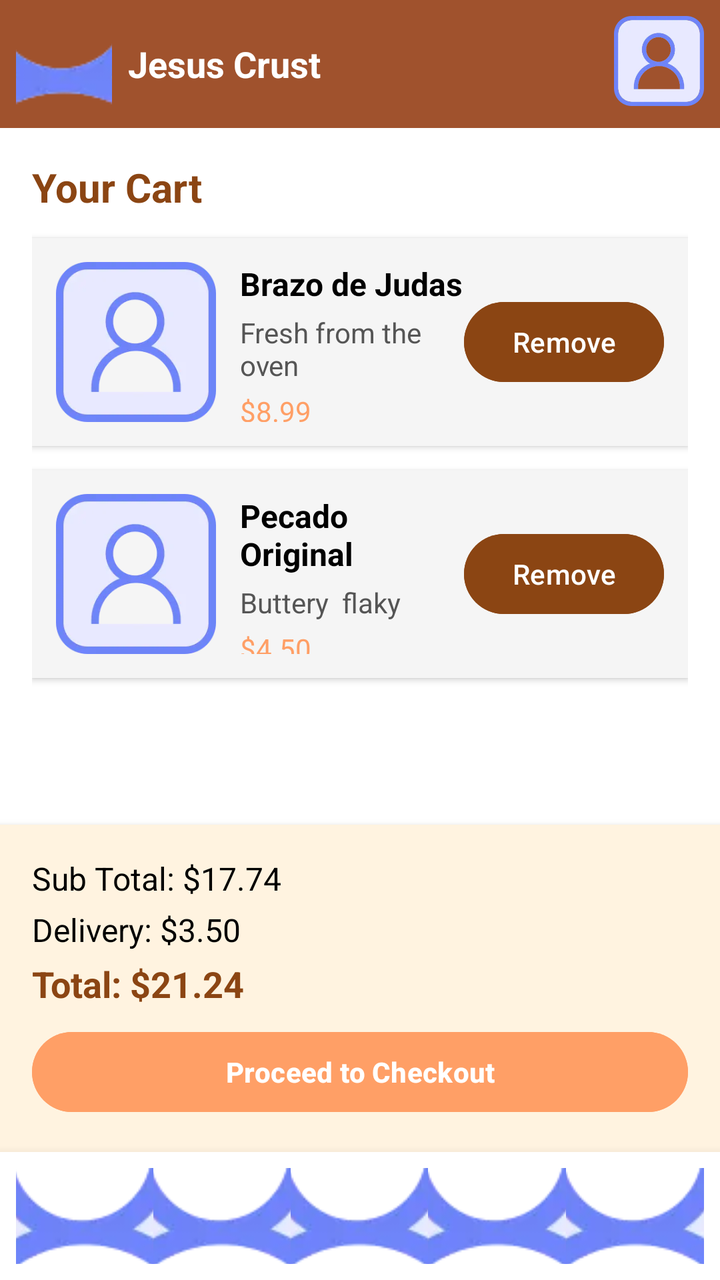
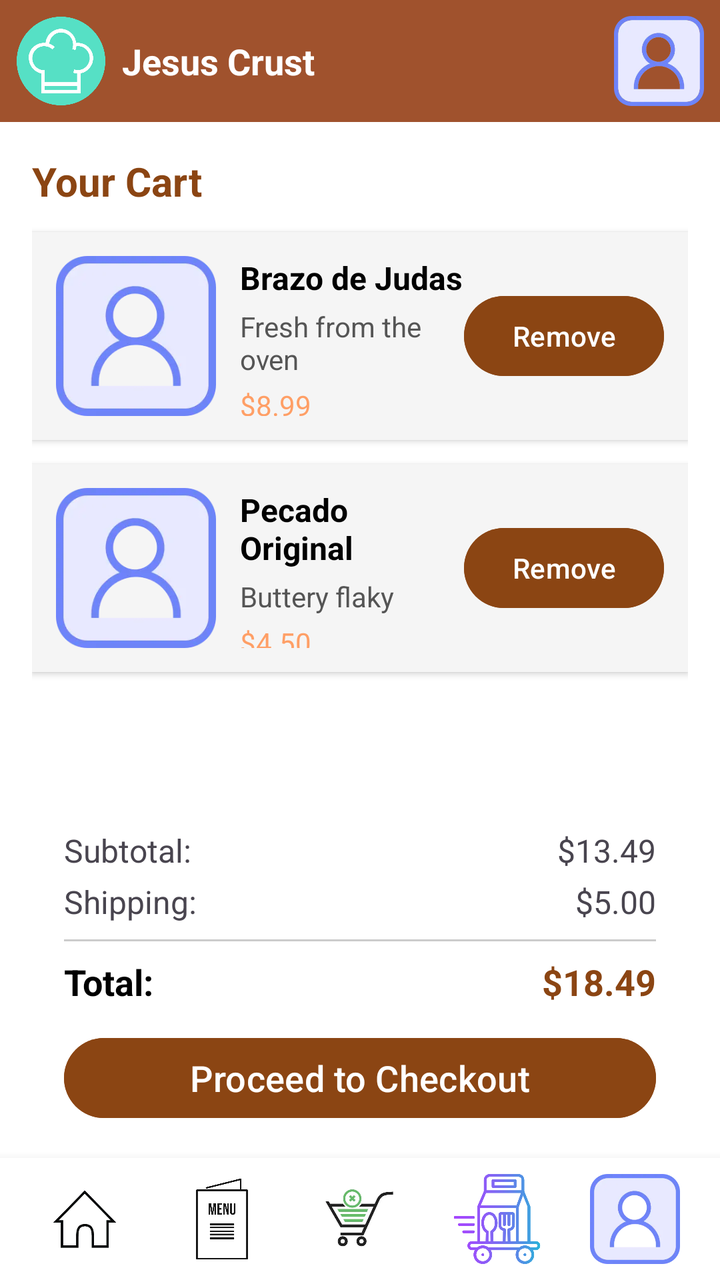

Two renders of the same Android screen: before a commit and after it. Below are the layout's source before the change and the commit's diff.
<!-- AndroidManifest.xml: application theme Theme.JesusCrust -->
<!-- res/layout/activity_cart.xml -->
<?xml version="1.0" encoding="utf-8"?>
<androidx.constraintlayout.widget.ConstraintLayout
    xmlns:android="http://schemas.android.com/apk/res/android"
    xmlns:app="http://schemas.android.com/apk/res-auto"
    xmlns:tools="http://schemas.android.com/tools"
    android:id="@+id/cart"
    android:layout_width="match_parent"
    android:layout_height="match_parent"
    android:background="#FFFFFF"
    tools:context=".CartActivity">

    <LinearLayout
        android:id="@+id/TopBannerContainer"
        android:layout_width="match_parent"
        android:layout_height="wrap_content"
        android:orientation="horizontal"
        android:padding="8dp"
        android:background="#A0522D"
        app:layout_constraintTop_toTopOf="parent"
        app:layout_constraintStart_toStartOf="parent"
        app:layout_constraintEnd_toEndOf="parent">

        <ImageButton
            android:id="@+id/Icon1"
            android:layout_width="48dp"
            android:layout_height="48dp"
            android:background="?attr/selectableItemBackgroundBorderless"
            android:contentDescription="User icon"
            app:srcCompat="@drawable/user" />

        <TextView
            android:layout_width="wrap_content"
            android:layout_height="match_parent"
            android:gravity="center_vertical"
            android:paddingStart="8dp"
            android:text="Jesus Crust"
            android:textSize="18sp"
            android:textStyle="bold"
            android:textColor="#FFFFFF" />

        <View
            android:layout_width="0dp"
            android:layout_height="0dp"
            android:layout_weight="1" />

        <ImageView
            android:layout_width="45dp"
            android:layout_height="45dp"
            android:contentDescription="Logo"
            app:srcCompat="@drawable/user" />
    </LinearLayout>

    <TextView
        android:id="@+id/CartTitle"
        android:layout_width="wrap_content"
        android:layout_height="wrap_content"
        android:text="Your Cart"
        android:textSize="20sp"
        android:textStyle="bold"
        android:textColor="#8B4513"
        android:layout_marginStart="16dp"
        android:layout_marginTop="16dp"
        app:layout_constraintTop_toBottomOf="@id/TopBannerContainer"
        app:layout_constraintStart_toStartOf="parent" />

    <ScrollView
        android:id="@+id/CartScroll"
        android:layout_width="0dp"
        android:layout_height="0dp"
        android:layout_marginHorizontal="16dp"
        android:layout_marginTop="8dp"
        app:layout_constraintBottom_toTopOf="@id/CartSummary"
        app:layout_constraintEnd_toEndOf="parent"
        app:layout_constraintHorizontal_bias="0.0"
        app:layout_constraintStart_toStartOf="parent"
        app:layout_constraintTop_toBottomOf="@id/CartTitle"
        app:layout_constraintVertical_bias="0.0">

        <LinearLayout
            android:layout_width="match_parent"
            android:layout_height="wrap_content"
            android:orientation="vertical"
            android:paddingBottom="16dp">

            <LinearLayout
                android:layout_width="match_parent"
                android:layout_height="wrap_content"
                android:layout_marginTop="4dp"
                android:layout_marginBottom="12dp"
                android:background="#F5F5F5"
                android:elevation="2dp"
                android:orientation="horizontal"
                android:padding="12dp">

                <ImageView
                    android:layout_width="80dp"
                    android:layout_height="80dp"
                    android:contentDescription="Product image"
                    android:scaleType="centerCrop"
                    app:srcCompat="@drawable/user" />

                <LinearLayout
                    android:layout_width="0dp"
                    android:layout_height="match_parent"
                    android:layout_marginStart="12dp"
                    android:layout_weight="1"
                    android:gravity="center_vertical"
                    android:orientation="vertical">

                    <TextView
                        android:layout_width="wrap_content"
                        android:layout_height="wrap_content"
                        android:text="Brazo de Judas"
                        android:textColor="#000000"
                        android:textSize="16sp"
                        android:textStyle="bold" />

                    <TextView
                        android:layout_width="wrap_content"
                        android:layout_height="wrap_content"
                        android:layout_marginTop="4dp"
                        android:text="Fresh from the oven"
                        android:textColor="#555555"
                        android:textSize="14sp" />

                    <TextView
                        android:layout_width="wrap_content"
                        android:layout_height="wrap_content"
                        android:layout_marginTop="4dp"
                        android:text="$8.99"
                        android:textColor="#FF9F66"
                        android:textSize="14sp" />
                </LinearLayout>

                <Button
                    android:layout_width="wrap_content"
                    android:layout_height="wrap_content"
                    android:layout_gravity="center_vertical"
                    android:backgroundTint="#8B4513"
                    android:text="Remove"
                    android:textColor="#FFFFFF" />
            </LinearLayout>

            <LinearLayout
                android:layout_width="match_parent"
                android:layout_height="wrap_content"
                android:layout_marginBottom="12dp"
                android:background="#F5F5F5"
                android:elevation="2dp"
                android:orientation="horizontal"
                android:padding="12dp">

                <ImageView
                    android:layout_width="80dp"
                    android:layout_height="80dp"
                    android:contentDescription="Product image"
                    android:scaleType="centerCrop"
                    app:srcCompat="@drawable/user" />

                <LinearLayout
                    android:layout_width="0dp"
                    android:layout_height="match_parent"
                    android:layout_marginStart="12dp"
                    android:layout_weight="1"
                    android:gravity="center_vertical"
                    android:orientation="vertical">

                    <TextView
                        android:layout_width="wrap_content"
                        android:layout_height="wrap_content"
                        android:text="Pecado Original"
                        android:textColor="#000000"
                        android:textSize="16sp"
                        android:textStyle="bold" />

                    <TextView
                        android:layout_width="wrap_content"
                        android:layout_height="wrap_content"
                        android:layout_marginTop="4dp"
                        android:text="Buttery  flaky"
                        android:textColor="#555555"
                        android:textSize="14sp" />

                    <TextView
                        android:layout_width="wrap_content"
                        android:layout_height="wrap_content"
                        android:layout_marginTop="4dp"
                        android:text="$4.50"
                        android:textColor="#FF9F66"
                        android:textSize="14sp" />
                </LinearLayout>

                <Button
                    android:layout_width="wrap_content"
                    android:layout_height="wrap_content"
                    android:layout_gravity="center_vertical"
                    android:backgroundTint="#8B4513"
                    android:text="Remove"
                    android:textColor="#FFFFFF" />
            </LinearLayout>

        </LinearLayout>
    </ScrollView>

    <LinearLayout
        android:id="@+id/CartSummary"
        android:layout_width="0dp"
        android:layout_height="wrap_content"
        android:orientation="vertical"
        android:background="#FFF3E0"
        android:padding="16dp"
        android:elevation="4dp"
        app:layout_constraintBottom_toTopOf="@id/BottomNav"
        app:layout_constraintStart_toStartOf="parent"
        app:layout_constraintEnd_toEndOf="parent">

        <TextView
            android:layout_width="match_parent"
            android:layout_height="wrap_content"
            android:text="Sub Total: $17.74"
            android:textSize="16sp"
            android:textColor="#000000"
            android:layout_marginBottom="4dp" />

        <TextView
            android:layout_width="match_parent"
            android:layout_height="wrap_content"
            android:text="Delivery: $3.50"
            android:textSize="16sp"
            android:textColor="#000000"
            android:layout_marginBottom="4dp" />

        <TextView
            android:layout_width="match_parent"
            android:layout_height="wrap_content"
            android:text="Total: $21.24"
            android:textSize="18sp"
            android:textStyle="bold"
            android:textColor="#8B4513"
            android:layout_marginBottom="8dp" />

        <Button
            android:id="@+id/CheckoutButton"
            android:layout_width="match_parent"
            android:layout_height="wrap_content"
            android:text="Proceed to Checkout"
            android:backgroundTint="#FF9F66"
            android:textColor="#FFFFFF"
            android:textStyle="bold" />
    </LinearLayout>

    <LinearLayout
        android:id="@+id/BottomNav"
        android:layout_width="0dp"
        android:layout_height="wrap_content"
        android:orientation="horizontal"
        android:gravity="center"
        android:padding="8dp"
        android:background="#FFFFFF"
        android:elevation="8dp"
        app:layout_constraintBottom_toBottomOf="parent"
        app:layout_constraintStart_toStartOf="parent"
        app:layout_constraintEnd_toEndOf="parent">

        <ImageButton
            android:id="@+id/home"
            android:layout_width="0dp"
            android:layout_height="48dp"
            android:layout_weight="1"
            android:background="?attr/selectableItemBackgroundBorderless"
            android:contentDescription="Home"
            app:srcCompat="@drawable/user" />

        <ImageButton
            android:id="@+id/menu"
            android:layout_width="0dp"
            android:layout_height="48dp"
            android:layout_weight="1"
            android:background="?attr/selectableItemBackgroundBorderless"
            android:contentDescription="Menu"
            app:srcCompat="@drawable/user" />

        <ImageButton
            android:id="@+id/cart"
            android:layout_width="0dp"
            android:layout_height="48dp"
            android:layout_weight="1"
            android:background="?attr/selectableItemBackgroundBorderless"
            android:contentDescription="Cart"
            app:srcCompat="@drawable/user" />

        <ImageButton
            android:id="@+id/orders"
            android:layout_width="0dp"
            android:layout_height="48dp"
            android:layout_weight="1"
            android:background="?attr/selectableItemBackgroundBorderless"
            android:contentDescription="Orders"
            app:srcCompat="@drawable/user" />

        <ImageButton
            android:id="@+id/profile"
            android:layout_width="0dp"
            android:layout_height="48dp"
            android:layout_weight="1"
            android:background="?attr/selectableItemBackgroundBorderless"
            android:contentDescription="Profile"
            app:srcCompat="@drawable/user" />
    </LinearLayout>

</androidx.constraintlayout.widget.ConstraintLayout>
<!-- resources referenced by this layout -->
<resources>
  <!-- drawable user: png bitmap (drawable, 5246 bytes) -->
  <style name="Theme.JesusCrust" parent="Base.Theme.JesusCrust" />
  <style name="Base.Theme.JesusCrust" parent="Theme.Material3.DayNight.NoActionBar">
          
          
      </style>
</resources>

<!-- the commit's change to res/layout/activity_cart.xml (unified diff, before → after) -->
@@ -3,14 +3,14 @@
     xmlns:android="http://schemas.android.com/apk/res/android"
     xmlns:app="http://schemas.android.com/apk/res-auto"
     xmlns:tools="http://schemas.android.com/tools"
-    android:id="@+id/cart"
+    android:id="@+id/main_layout"
     android:layout_width="match_parent"
     android:layout_height="match_parent"
     android:background="#FFFFFF"
     tools:context=".CartActivity">
 
     <LinearLayout
-        android:id="@+id/TopBannerContainer"
+        android:id="@+id/top_banner_container"
         android:layout_width="match_parent"
         android:layout_height="wrap_content"
         android:orientation="horizontal"
@@ -20,15 +20,16 @@
         app:layout_constraintStart_toStartOf="parent"
         app:layout_constraintEnd_toEndOf="parent">
 
-        <ImageButton
-            android:id="@+id/Icon1"
-            android:layout_width="48dp"
-            android:layout_height="48dp"
-            android:background="?attr/selectableItemBackgroundBorderless"
-            android:contentDescription="User icon"
-            app:srcCompat="@drawable/user" />
+        <ImageView
+            android:id="@+id/icon_chef"
+            android:layout_width="45dp"
+            android:layout_height="45dp"
+            android:contentDescription="Icono de Chef"
+            android:scaleType="fitCenter"
+            app:srcCompat="@drawable/alimento" />
 
         <TextView
+            android:id="@+id/app_title"
             android:layout_width="wrap_content"
             android:layout_height="match_parent"
             android:gravity="center_vertical"
@@ -44,24 +45,124 @@
             android:layout_weight="1" />
 
         <ImageView
+            android:id="@+id/icon_profile"
             android:layout_width="45dp"
             android:layout_height="45dp"
-            android:contentDescription="Logo"
+            android:contentDescription="Icono de Perfil"
             app:srcCompat="@drawable/user" />
     </LinearLayout>
 
     <TextView
         android:id="@+id/CartTitle"
-        android:layout_width="wrap_content"
+        android:layout_width="0dp"
         android:layout_height="wrap_content"
+        android:layout_marginStart="16dp"
+        android:layout_marginTop="16dp"
         android:text="Your Cart"
+        android:textColor="#8B4513"
         android:textSize="20sp"
         android:textStyle="bold"
-        android:textColor="#8B4513"
-        android:layout_marginStart="16dp"
-        android:layout_marginTop="16dp"
-        app:layout_constraintTop_toBottomOf="@id/TopBannerContainer"
-        app:layout_constraintStart_toStartOf="parent" />
+        app:layout_constraintStart_toStartOf="parent"
+        app:layout_constraintTop_toBottomOf="@+id/top_banner_container"
+        app:layout_constraintEnd_toEndOf="parent" />
+
+    <LinearLayout
+        android:id="@+id/CartSummary"
+        android:layout_width="0dp"
+        android:layout_height="wrap_content"
+        android:orientation="vertical"
+        android:padding="16dp"
+        android:layout_marginHorizontal="16dp"
+        android:elevation="4dp"
+        app:layout_constraintBottom_toTopOf="@id/bottom_nav"
+        app:layout_constraintStart_toStartOf="parent"
+        app:layout_constraintEnd_toEndOf="parent">
+
+        <LinearLayout
+            android:layout_width="match_parent"
+            android:layout_height="wrap_content"
+            android:orientation="horizontal"
+            android:layout_marginBottom="4dp">
+            <TextView
+                android:layout_width="wrap_content"
+                android:layout_height="wrap_content"
+                android:text="Subtotal:"
+                android:textSize="16sp"/>
+            <View
+                android:layout_width="0dp"
+                android:layout_height="0dp"
+                android:layout_weight="1" />
+            <TextView
+                android:id="@+id/subtotal_value"
+                android:layout_width="wrap_content"
+                android:layout_height="wrap_content"
+                android:text="$13.49"
+                android:textSize="16sp"/>
+        </LinearLayout>
+
+        <LinearLayout
+            android:layout_width="match_parent"
+            android:layout_height="wrap_content"
+            android:orientation="horizontal"
+            android:layout_marginBottom="8dp">
+            <TextView
+                android:layout_width="wrap_content"
+                android:layout_height="wrap_content"
+                android:text="Shipping:"
+                android:textSize="16sp"/>
+            <View
+                android:layout_width="0dp"
+                android:layout_height="0dp"
+                android:layout_weight="1" />
+            <TextView
+                android:id="@+id/shipping_value"
+                android:layout_width="wrap_content"
+                android:layout_height="wrap_content"
+                android:text="$5.00"
+                android:textSize="16sp"/>
+        </LinearLayout>
+
+        <View
+            android:layout_width="match_parent"
+            android:layout_height="1dp"
+            android:background="#CCCCCC"
+            android:layout_marginBottom="8dp"/>
+
+        <LinearLayout
+            android:layout_width="match_parent"
+            android:layout_height="wrap_content"
+            android:orientation="horizontal"
+            android:layout_marginBottom="12dp">
+            <TextView
+                android:layout_width="wrap_content"
+                android:layout_height="wrap_content"
+                android:text="Total:"
+                android:textSize="18sp"
+                android:textStyle="bold"
+                android:textColor="#000000"/>
+            <View
+                android:layout_width="0dp"
+                android:layout_height="0dp"
+                android:layout_weight="1" />
+            <TextView
+                android:id="@+id/total_value"
+                android:layout_width="wrap_content"
+                android:layout_height="wrap_content"
+                android:text="$18.49"
+                android:textSize="18sp"
+                android:textStyle="bold"
+                android:textColor="#8B4513"/>
+        </LinearLayout>
+
+        <Button
+            android:id="@+id/checkout_button"
+            android:layout_width="match_parent"
+            android:layout_height="wrap_content"
+            android:text="Proceed to Checkout"
+            android:backgroundTint="#8B4513"
+            android:textColor="#FFFFFF"
+            android:textSize="18sp" />
+    </LinearLayout>
 
     <ScrollView
         android:id="@+id/CartScroll"
@@ -69,14 +170,14 @@
         android:layout_height="0dp"
         android:layout_marginHorizontal="16dp"
         android:layout_marginTop="8dp"
+        android:layout_marginBottom="8dp"
         app:layout_constraintBottom_toTopOf="@id/CartSummary"
+        app:layout_constraintTop_toBottomOf="@id/CartTitle"
         app:layout_constraintEnd_toEndOf="parent"
-        app:layout_constraintHorizontal_bias="0.0"
-        app:layout_constraintStart_toStartOf="parent"
-        app:layout_constraintTop_toBottomOf="@id/CartTitle"
-        app:layout_constraintVertical_bias="0.0">
+        app:layout_constraintStart_toStartOf="parent">
 
         <LinearLayout
+            android:id="@+id/cart_items_container"
             android:layout_width="match_parent"
             android:layout_height="wrap_content"
             android:orientation="vertical"
@@ -97,40 +198,95 @@
                     android:layout_height="80dp"
                     android:contentDescription="Product image"
                     android:scaleType="centerCrop"
-                    app:srcCompat="@drawable/user" />
-
-                <LinearLayout
-                    android:layout_width="0dp"
-                    android:layout_height="match_parent"
-                    android:layout_marginStart="12dp"
-                    android:layout_weight="1"
-                    android:gravity="center_vertical"
-                    android:orientation="vertical">
-
-                    <TextView
-                        android:layout_width="wrap_content"
-                        android:layout_height="wrap_content"
-                        android:text="Brazo de Judas"
-                        android:textColor="#000000"
-                        android:textSize="16sp"
-                        android:textStyle="bold" />
-
-                    <TextView
-                        android:layout_width="wrap_content"
-                        android:layout_height="wrap_content"
-                        android:layout_marginTop="4dp"
-                        android:text="Fresh from the oven"
-                        android:textColor="#555555"
-                        android:textSize="14sp" />
-
-                    <TextView
-                        android:layout_width="wrap_content"
-                        android:layout_height="wrap_content"
-                        android:layout_marginTop="4dp"
-                        android:text="$8.99"
-                        android:textColor="#FF9F66"
-                        android:textSize="14sp" />
-                </LinearLayout>
+                    app:srcCompat="@drawable/user" /> <LinearLayout
+                android:layout_width="0dp"
+                android:layout_height="match_parent"
+                android:layout_marginStart="12dp"
+                android:layout_weight="1"
+                android:gravity="center_vertical"
+                android:orientation="vertical">
+
+                <TextView
+                    android:layout_width="wrap_content"
+                    android:layout_height="wrap_content"
+                    android:text="Brazo de Judas"
+                    android:textColor="#000000"
+                    android:textSize="16sp"
+                    android:textStyle="bold" />
+
+                <TextView
+                    android:layout_width="wrap_content"
+                    android:layout_height="wrap_content"
+                    android:layout_marginTop="4dp"
+                    android:text="Fresh from the oven"
+                    android:textColor="#555555"
+                    android:textSize="14sp" />
+
+                <TextView
+                    android:layout_width="wrap_content"
+                    android:layout_height="wrap_content"
+                    android:layout_marginTop="4dp"
+                    android:text="$8.99"
+                    android:textColor="#FF9F66"
+                    android:textSize="14sp" />
+            </LinearLayout>
+
+                <Button
+                    android:layout_width="wrap_content"
+                    android:layout_height="wrap_content"
+                    android:layout_gravity="center_vertical"
+                    android:backgroundTint="#8B4513"
+                    android:text="Remove"
+                    android:textColor="#FFFFFF" />
+
+            </LinearLayout>
+
+            <LinearLayout
+                android:layout_width="match_parent"
+                android:layout_height="wrap_content"
+                android:layout_marginBottom="12dp"
+                android:background="#F5F5F5"
+                android:elevation="2dp"
+                android:orientation="horizontal"
+                android:padding="12dp">
+
+                <ImageView
+                    android:layout_width="80dp"
+                    android:layout_height="80dp"
+                    android:contentDescription="Product image"
+                    android:scaleType="centerCrop"
+                    app:srcCompat="@drawable/user" /> <LinearLayout
+                android:layout_width="0dp"
+                android:layout_height="match_parent"
+                android:layout_marginStart="12dp"
+                android:layout_weight="1"
+                android:gravity="center_vertical"
+                android:orientation="vertical">
+
+                <TextView
+                    android:layout_width="wrap_content"
+                    android:layout_height="wrap_content"
+                    android:text="Pecado Original"
+                    android:textColor="#000000"
+                    android:textSize="16sp"
+                    android:textStyle="bold" />
+
+                <TextView
+                    android:layout_width="wrap_content"
+                    android:layout_height="wrap_content"
+                    android:layout_marginTop="4dp"
+                    android:text="Buttery flaky"
+                    android:textColor="#555555"
+                    android:textSize="14sp" />
+
+                <TextView
+                    android:layout_width="wrap_content"
+                    android:layout_height="wrap_content"
+                    android:layout_marginTop="4dp"
+                    android:text="$4.50"
+                    android:textColor="#FF9F66"
+                    android:textSize="14sp" />
+            </LinearLayout>
 
                 <Button
                     android:layout_width="wrap_content"
@@ -141,116 +297,12 @@
                     android:textColor="#FFFFFF" />
             </LinearLayout>
 
-            <LinearLayout
-                android:layout_width="match_parent"
-                android:layout_height="wrap_content"
-                android:layout_marginBottom="12dp"
-                android:background="#F5F5F5"
-                android:elevation="2dp"
-                android:orientation="horizontal"
-                android:padding="12dp">
-
-                <ImageView
-                    android:layout_width="80dp"
-                    android:layout_height="80dp"
-                    android:contentDescription="Product image"
-                    android:scaleType="centerCrop"
-                    app:srcCompat="@drawable/user" />
-
-                <LinearLayout
-                    android:layout_width="0dp"
-                    android:layout_height="match_parent"
-                    android:layout_marginStart="12dp"
-                    android:layout_weight="1"
-                    android:gravity="center_vertical"
-                    android:orientation="vertical">
-
-                    <TextView
-                        android:layout_width="wrap_content"
-                        android:layout_height="wrap_content"
-                        android:text="Pecado Original"
-                        android:textColor="#000000"
-                        android:textSize="16sp"
-                        android:textStyle="bold" />
-
-                    <TextView
-                        android:layout_width="wrap_content"
-                        android:layout_height="wrap_content"
-                        android:layout_marginTop="4dp"
-                        android:text="Buttery  flaky"
-                        android:textColor="#555555"
-                        android:textSize="14sp" />
-
-                    <TextView
-                        android:layout_width="wrap_content"
-                        android:layout_height="wrap_content"
-                        android:layout_marginTop="4dp"
-                        android:text="$4.50"
-                        android:textColor="#FF9F66"
-                        android:textSize="14sp" />
-                </LinearLayout>
-
-                <Button
-                    android:layout_width="wrap_content"
-                    android:layout_height="wrap_content"
-                    android:layout_gravity="center_vertical"
-                    android:backgroundTint="#8B4513"
-                    android:text="Remove"
-                    android:textColor="#FFFFFF" />
-            </LinearLayout>
-
         </LinearLayout>
     </ScrollView>
 
+
     <LinearLayout
-        android:id="@+id/CartSummary"
-        android:layout_width="0dp"
-        android:layout_height="wrap_content"
-        android:orientation="vertical"
-        android:background="#FFF3E0"
-        android:padding="16dp"
-        android:elevation="4dp"
-        app:layout_constraintBottom_toTopOf="@id/BottomNav"
-        app:layout_constraintStart_toStartOf="parent"
-        app:layout_constraintEnd_toEndOf="parent">
-
-        <TextView
-            android:layout_width="match_parent"
-            android:layout_height="wrap_content"
-            android:text="Sub Total: $17.74"
-            android:textSize="16sp"
-            android:textColor="#000000"
-            android:layout_marginBottom="4dp" />
-
-        <TextView
-            android:layout_width="match_parent"
-            android:layout_height="wrap_content"
-            android:text="Delivery: $3.50"
-            android:textSize="16sp"
-            android:textColor="#000000"
-            android:layout_marginBottom="4dp" />
-
-        <TextView
-            android:layout_width="match_parent"
-            android:layout_height="wrap_content"
-            android:text="Total: $21.24"
-            android:textSize="18sp"
-            android:textStyle="bold"
-            android:textColor="#8B4513"
-            android:layout_marginBottom="8dp" />
-
-        <Button
-            android:id="@+id/CheckoutButton"
-            android:layout_width="match_parent"
-            android:layout_height="wrap_content"
-            android:text="Proceed to Checkout"
-            android:backgroundTint="#FF9F66"
-            android:textColor="#FFFFFF"
-            android:textStyle="bold" />
-    </LinearLayout>
-
-    <LinearLayout
-        android:id="@+id/BottomNav"
+        android:id="@+id/bottom_nav"
         android:layout_width="0dp"
         android:layout_height="wrap_content"
         android:orientation="horizontal"
@@ -262,50 +314,51 @@
         app:layout_constraintStart_toStartOf="parent"
         app:layout_constraintEnd_toEndOf="parent">
 
-        <ImageButton
-            android:id="@+id/home"
-            android:layout_width="0dp"
-            android:layout_height="48dp"
-            android:layout_weight="1"
-            android:background="?attr/selectableItemBackgroundBorderless"
-            android:contentDescription="Home"
+        <ImageView
+            android:id="@+id/home4"
+            android:layout_width="0dp"
+            android:layout_height="45dp"
+            android:layout_weight="1"
+            android:contentDescription="home"
+            android:scaleType="fitCenter"
+            app:srcCompat="@drawable/home" />
+
+        <ImageView
+            android:id="@+id/menu"
+            android:layout_width="0dp"
+            android:layout_height="45dp"
+            android:layout_weight="1"
+            android:contentDescription="menu"
+            android:scaleType="fitCenter"
+            app:srcCompat="@drawable/menu" />
+
+        <ImageView
+            android:id="@+id/cart_icon"
+            android:layout_width="0dp"
+            android:layout_height="45dp"
+            android:layout_weight="1"
+            android:contentDescription="cart"
+            android:scaleType="fitCenter"
+            app:srcCompat="@drawable/cart" />
+
+        <ImageView
+            android:id="@+id/delivery"
+            android:layout_width="0dp"
+            android:layout_height="45dp"
+            android:layout_weight="1"
+            android:contentDescription="delivery"
+            android:scaleType="fitCenter"
+            app:srcCompat="@drawable/delivery" />
+
+        <ImageView
+            android:id="@+id/profile"
+            android:layout_width="0dp"
+            android:layout_height="45dp"
+            android:layout_weight="1"
+            android:contentDescription="profile"
+            android:scaleType="fitCenter"
             app:srcCompat="@drawable/user" />
 
-        <ImageButton
-            android:id="@+id/menu"
-            android:layout_width="0dp"
-            android:layout_height="48dp"
-            android:layout_weight="1"
-            android:background="?attr/selectableItemBackgroundBorderless"
-            android:contentDescription="Menu"
-            app:srcCompat="@drawable/user" />
-
-        <ImageButton
-            android:id="@+id/cart"
-            android:layout_width="0dp"
-            android:layout_height="48dp"
-            android:layout_weight="1"
-            android:background="?attr/selectableItemBackgroundBorderless"
-            android:contentDescription="Cart"
-            app:srcCompat="@drawable/user" />
-
-        <ImageButton
-            android:id="@+id/orders"
-            android:layout_width="0dp"
-            android:layout_height="48dp"
-            android:layout_weight="1"
-            android:background="?attr/selectableItemBackgroundBorderless"
-            android:contentDescription="Orders"
-            app:srcCompat="@drawable/user" />
-
-        <ImageButton
-            android:id="@+id/profile"
-            android:layout_width="0dp"
-            android:layout_height="48dp"
-            android:layout_weight="1"
-            android:background="?attr/selectableItemBackgroundBorderless"
-            android:contentDescription="Profile"
-            app:srcCompat="@drawable/user" />
     </LinearLayout>
 
 </androidx.constraintlayout.widget.ConstraintLayout>
<!-- resource entries referenced after the edit -->
@@ -1,5 +1,10 @@
 <!-- resources referenced by this layout -->
 <resources>
+  <!-- drawable alimento: png bitmap (drawable, 24675 bytes) -->
+  <!-- drawable cart: png bitmap (drawable, 5490 bytes) -->
+  <!-- drawable delivery: png bitmap (drawable, 30106 bytes) -->
+  <!-- drawable home: png bitmap (drawable, 7704 bytes) -->
+  <!-- drawable menu: png bitmap (drawable, 5190 bytes) -->
   <!-- drawable user: png bitmap (drawable, 5246 bytes) -->
   <style name="Theme.JesusCrust" parent="Base.Theme.JesusCrust" />
   <style name="Base.Theme.JesusCrust" parent="Theme.Material3.DayNight.NoActionBar">
